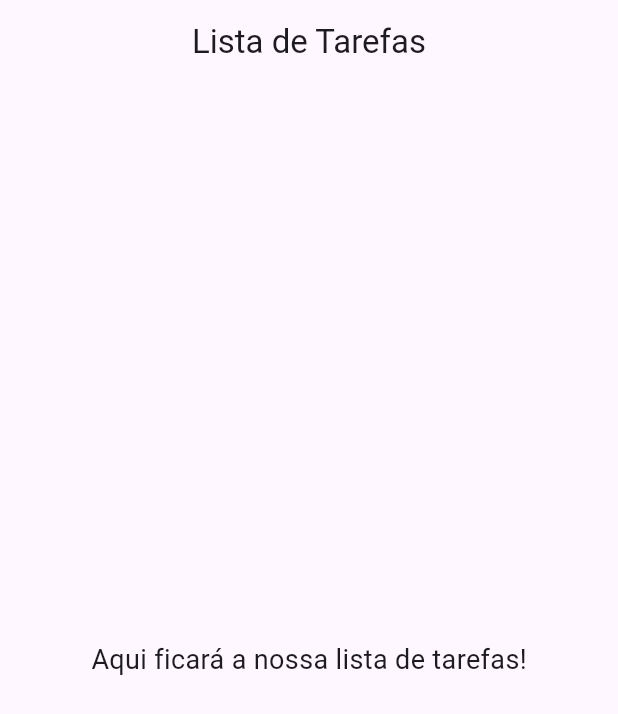
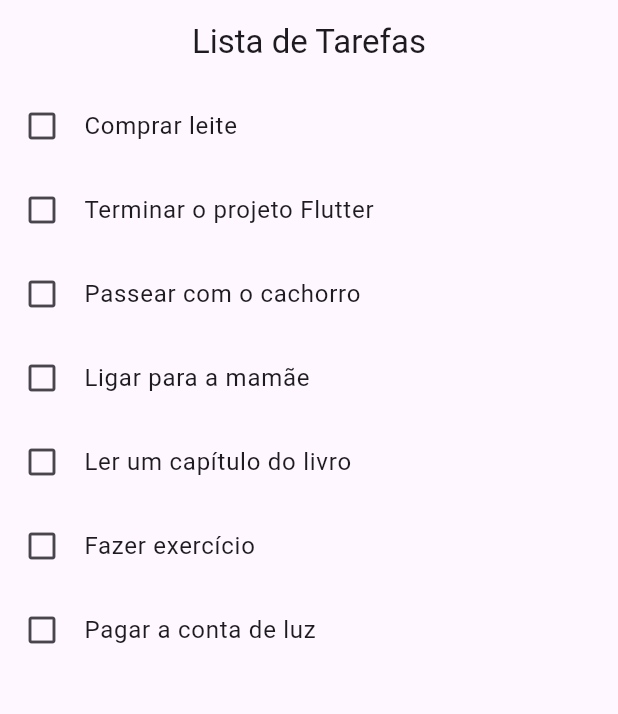
Before and after one commit to kvag0/app-lista-de-tarefas, a Flutter app: the screen it shows after launch, on a phone screen of 412 x 824 dp. Shown: the top 714 px of the screen. Run offline on Flutter 3.47's test engine with Material 3 defaults, Android fonts, the phone set to English and light mode, and no system bars.

Commit message:
feat: display mock data using ListView.builder

```diff
--- a/lib/main.dart
+++ b/lib/main.dart
@@ -19,15 +19,32 @@
 class TaskListScreen extends StatelessWidget {
   const TaskListScreen({super.key});
 
+  // Nossa lista de dados falsos
+  final List<String> tasks = const [
+    'Comprar leite',
+    'Terminar o projeto Flutter',
+    'Passear com o cachorro',
+    'Ligar para a mamãe',
+    'Ler um capítulo do livro',
+    'Fazer exercício',
+    'Pagar a conta de luz',
+  ];
+
   @override
   Widget build(BuildContext context) {
     return Scaffold(
       appBar: AppBar(title: const Text('Lista de Tarefas'), centerTitle: true),
-      body: const Center(
-        child: Text(
-          'Aqui ficará a nossa lista de tarefas!',
-          style: TextStyle(fontSize: 18),
-        ),
+      body: ListView.builder(
+        itemCount: tasks.length,
+        itemBuilder: (context, index) {
+          return ListTile(
+            leading: const Icon(Icons.check_box_outline_blank),
+            title: Text(tasks[index]),
+            onTap: () {
+              print('"${tasks[index]}" foi tocado!');
+            },
+          );
+        },
       ),
     );
   }
```
